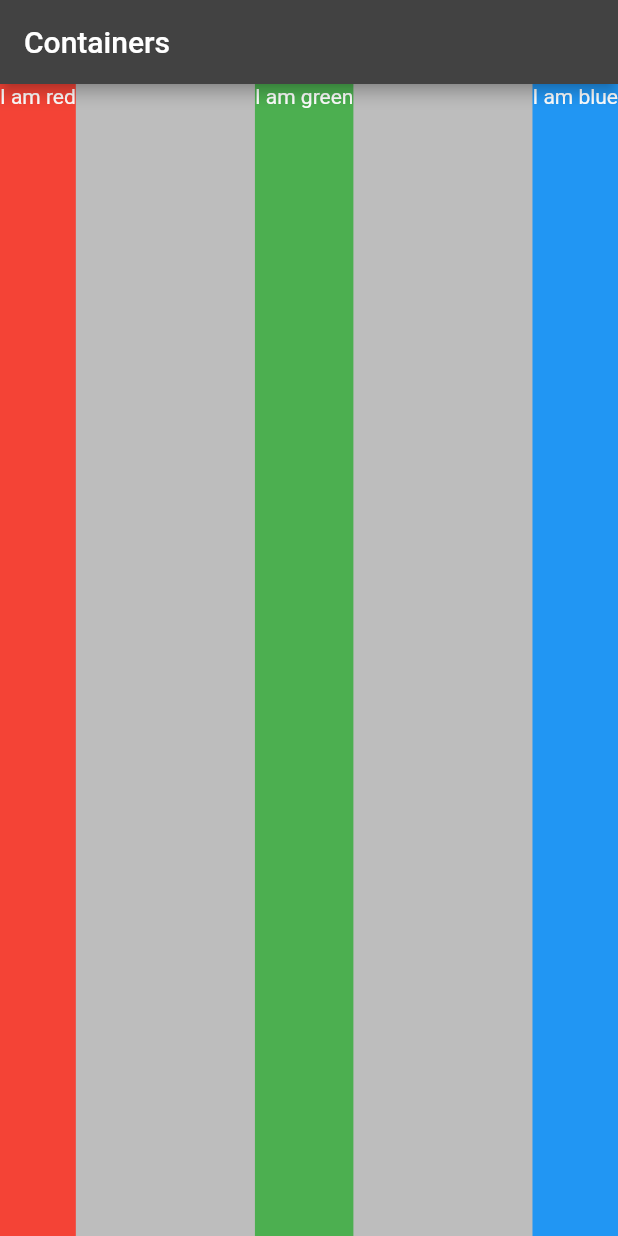
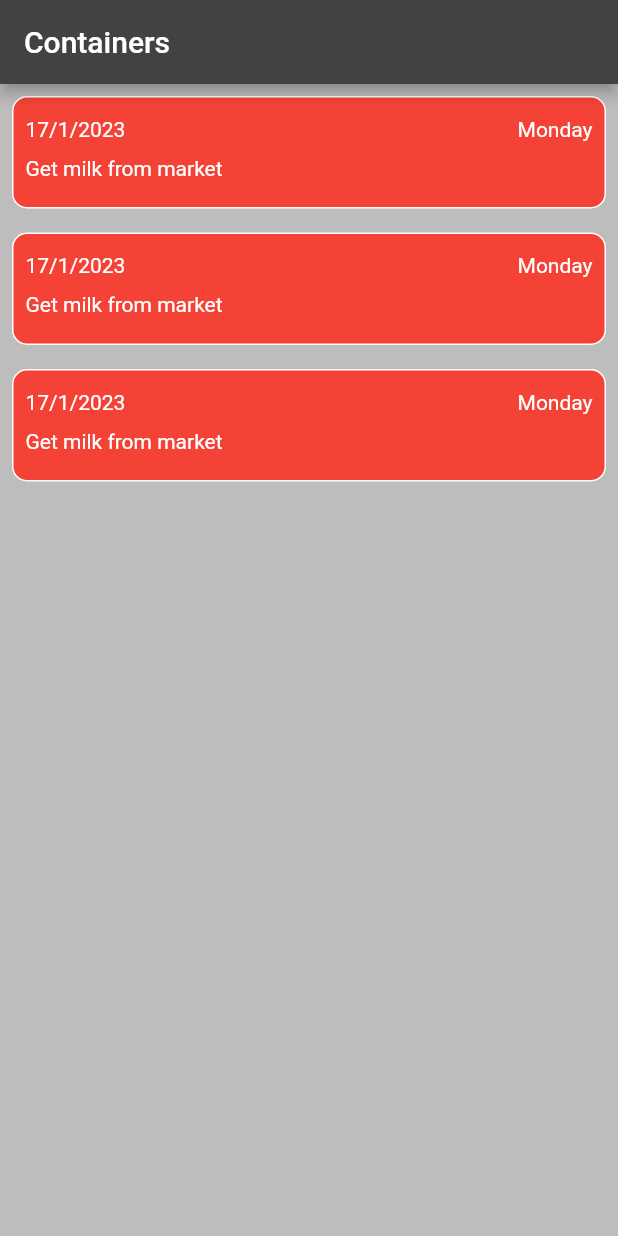
Before and after one commit to axis1410/container_training, a Flutter app: the screen it shows after launch, on a phone screen of 412 x 824 dp. Run offline on Flutter 3.47's test engine with Material 2 defaults, Android fonts, the phone set to English and light mode, and no system bars.

Commit message:
Second UI Complete

```diff
--- a/lib/main.dart
+++ b/lib/main.dart
@@ -29,23 +29,95 @@ class HomePage extends StatelessWidget {
       appBar: AppBar(
         title: const Text('Containers'),
       ),
-      body: Row(
-        mainAxisAlignment: MainAxisAlignment.spaceBetween,
+      body: Padding(
+        padding: const EdgeInsets.all(8.0),
+        child: Column(
+          mainAxisAlignment: MainAxisAlignment.start,
           crossAxisAlignment: CrossAxisAlignment.stretch,
           children: [
             Container(
+              decoration: BoxDecoration(
                   color: Colors.red,
-            child: const Text('I am red'),
+                  borderRadius: BorderRadius.circular(10),
+                  border: Border.all(color: Colors.white)),
+              child: Padding(
+                padding: const EdgeInsets.all(8.0),
+                child: Column(
+                  mainAxisAlignment: MainAxisAlignment.center,
+                  crossAxisAlignment: CrossAxisAlignment.start,
+                  children: [
+                    const SizedBox(height: 5),
+                    Row(
+                      mainAxisAlignment: MainAxisAlignment.spaceBetween,
+                      children: const [
+                        Text('17/1/2023'),
+                        Text('Monday'),
+                      ],
                     ),
+                    const SizedBox(height: 10),
+                    const Text('Get milk from market'),
+                    const SizedBox(height: 10)
+                  ],
+                ),
+              ),
+            ),
+            const SizedBox(height: 16),
             Container(
-            color: Colors.green,
-            child: const Text('I am green'),
+              decoration: BoxDecoration(
+                  color: Colors.red,
+                  borderRadius: BorderRadius.circular(10),
+                  border: Border.all(color: Colors.white)),
+              child: Padding(
+                padding: const EdgeInsets.all(8.0),
+                child: Column(
+                  mainAxisAlignment: MainAxisAlignment.center,
+                  crossAxisAlignment: CrossAxisAlignment.start,
+                  children: [
+                    const SizedBox(height: 5),
+                    Row(
+                      mainAxisAlignment: MainAxisAlignment.spaceBetween,
+                      children: const [
+                        Text('17/1/2023'),
+                        Text('Monday'),
+                      ],
                     ),
+                    const SizedBox(height: 10),
+                    const Text('Get milk from market'),
+                    const SizedBox(height: 10)
+                  ],
+                ),
+              ),
+            ),
+            const SizedBox(height: 16),
             Container(
-            color: Colors.blue,
-            child: const Text('I am blue'),
+              decoration: BoxDecoration(
+                  color: Colors.red,
+                  borderRadius: BorderRadius.circular(10),
+                  border: Border.all(color: Colors.white)),
+              child: Padding(
+                padding: const EdgeInsets.all(8.0),
+                child: Column(
+                  mainAxisAlignment: MainAxisAlignment.center,
+                  crossAxisAlignment: CrossAxisAlignment.start,
+                  children: [
+                    const SizedBox(height: 5),
+                    Row(
+                      mainAxisAlignment: MainAxisAlignment.spaceBetween,
+                      children: const [
+                        Text('17/1/2023'),
+                        Text('Monday'),
+                      ],
                     ),
+                    const SizedBox(height: 10),
+                    const Text('Get milk from market'),
+                    const SizedBox(height: 10)
                   ],
+                ),
+              ),
+            ),
+            const SizedBox(height: 16),
+          ],
+        ),
       ),
     );
   }
```
Lines whose indentation alone changed are shown as unchanged.
